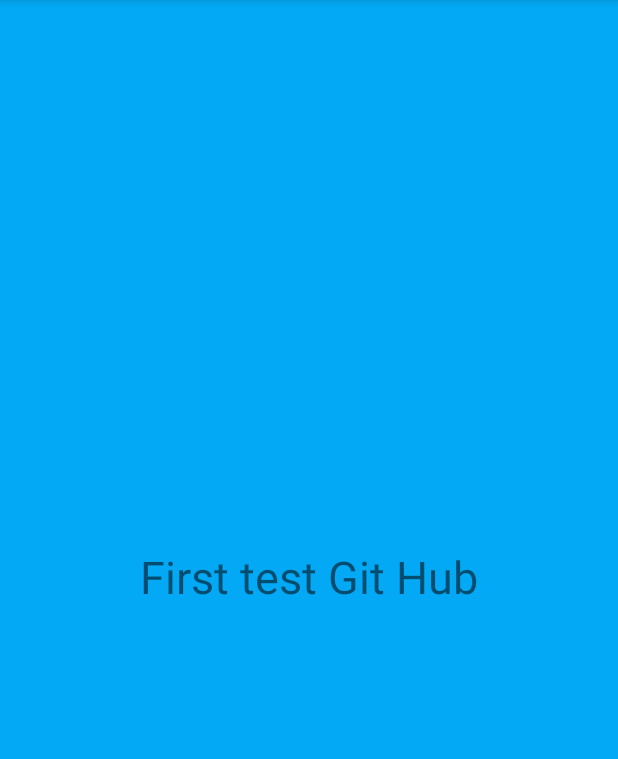
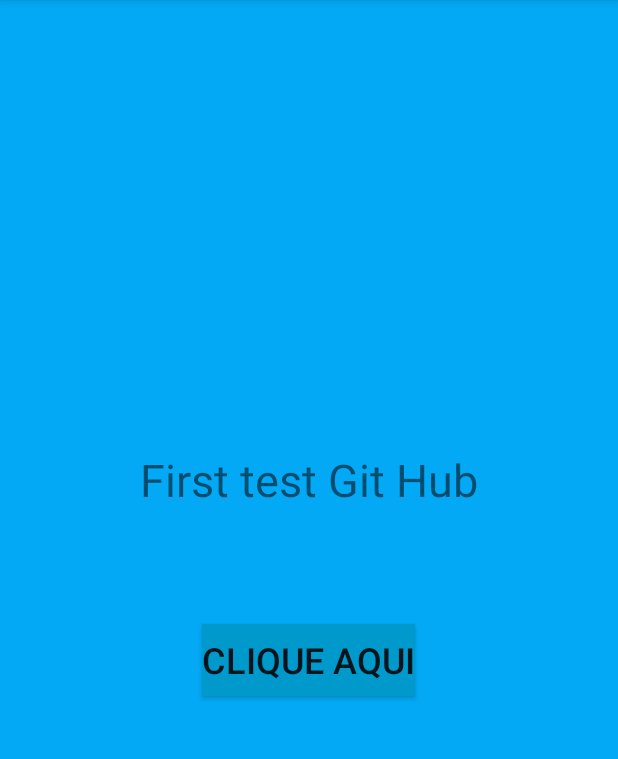
Before and after one commit to thiagohbfialho/TesteGitHub, an Android app: the screen it shows after launch (MainActivity), on a phone screen of 412 x 824 dp, the part 84-843 px from its top. Run offline under Robolectric (Android 15) with nearby library versions, the phone set to English and light mode, and no system bars.

Commit message:
Add the button

```diff
--- a/app/src/main/res/layout/activity_main.xml
+++ b/app/src/main/res/layout/activity_main.xml
@@ -2,19 +2,37 @@
 <androidx.constraintlayout.widget.ConstraintLayout xmlns:android="http://schemas.android.com/apk/res/android"
     xmlns:app="http://schemas.android.com/apk/res-auto"
     xmlns:tools="http://schemas.android.com/tools"
+    android:id="@+id/buClique"
     android:layout_width="match_parent"
     android:layout_height="match_parent"
     android:background="#03A9F4"
     tools:context=".MainActivity">
 
     <TextView
+        android:id="@+id/textView"
         android:layout_width="wrap_content"
         android:layout_height="wrap_content"
         android:text="First test Git Hub"
         android:textSize="30sp"
         app:layout_constraintBottom_toBottomOf="parent"
+        app:layout_constraintEnd_toEndOf="parent"
         app:layout_constraintLeft_toLeftOf="parent"
         app:layout_constraintRight_toRightOf="parent"
-        app:layout_constraintTop_toTopOf="parent" />
+        app:layout_constraintStart_toStartOf="parent"
+        app:layout_constraintTop_toTopOf="parent"
+        app:layout_constraintVertical_bias="0.412" />
+
+    <Button
+        android:id="@+id/button"
+        android:layout_width="wrap_content"
+        android:layout_height="wrap_content"
+        android:layout_marginTop="76dp"
+        android:background="@android:color/holo_blue_dark"
+        android:text="Clique Aqui"
+        android:textSize="24sp"
+        app:layout_constraintEnd_toEndOf="parent"
+        app:layout_constraintHorizontal_bias="0.498"
+        app:layout_constraintStart_toStartOf="parent"
+        app:layout_constraintTop_toBottomOf="@+id/textView" />
 
 </androidx.constraintlayout.widget.ConstraintLayout>
```
